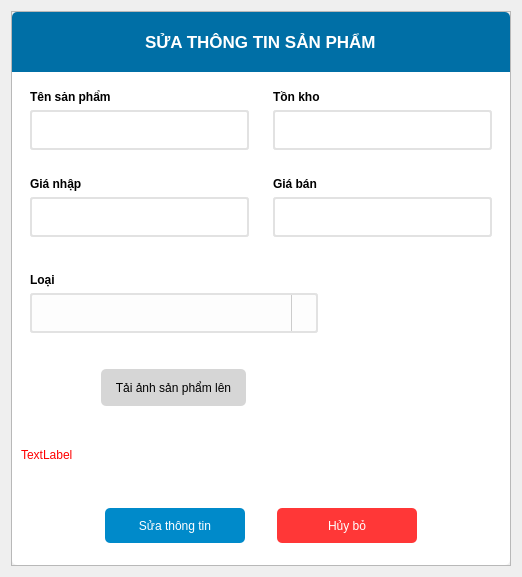
yuukun123/bakery-management-system, file UI/forms/manager/update_product.ui: the form before one commit.
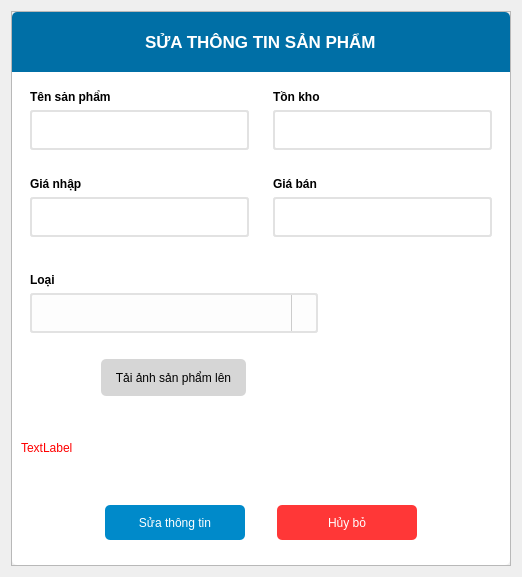
The form after the commit. Icons and pictures are not drawn.

Diff of the .ui file:
```diff
--- a/UI/forms/manager/update_product.ui
+++ b/UI/forms/manager/update_product.ui
@@ -526,22 +526,6 @@
                     </layout>
                    </widget>
                   </item>
-                  <item>
-                   <widget class="QLabel" name="link_product">
-                    <property name="font">
-                     <font>
-                      <pointsize>10</pointsize>
-                     </font>
-                    </property>
-                    <property name="styleSheet">
-                     <string notr="true">padding-left:10px;
-color: rgb(0, 85, 255);</string>
-                    </property>
-                    <property name="text">
-                     <string/>
-                    </property>
-                   </widget>
-                  </item>
                   <item alignment="Qt::AlignHCenter">
                    <widget class="QToolButton" name="upload_btn">
                     <property name="cursor">
```
